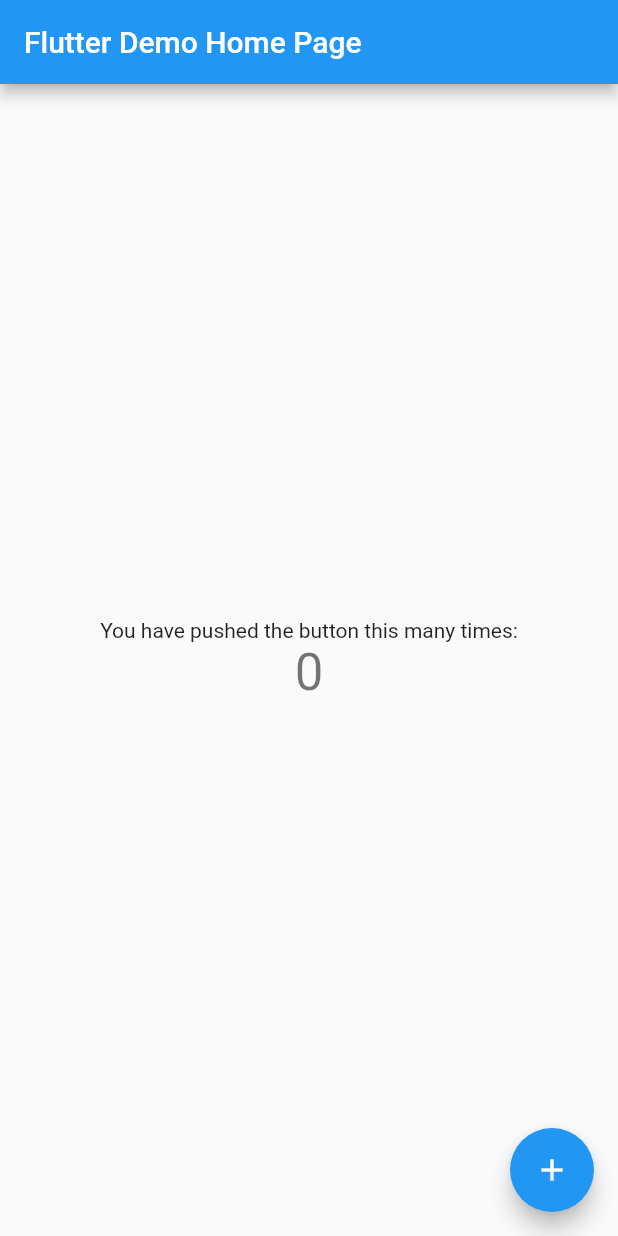
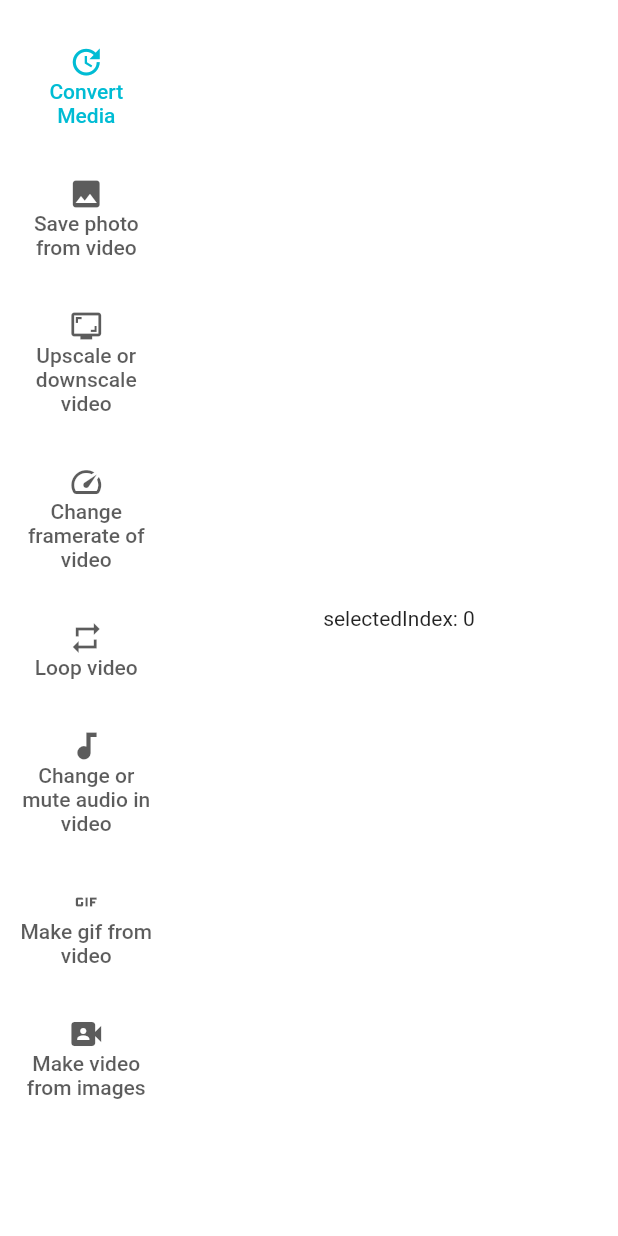
Before and after one commit to aswinmurali-io/osumffmpeg, a Flutter app: the screen it shows after launch, on a phone screen of 412 x 824 dp. Run offline on Flutter 3.47's test engine with Material 2 defaults, Android fonts, the phone set to English and light mode, and no system bars; our stand-ins replace animate_do, flutter_riverpod; missing offline and left inert: desktop_window, flutter_acrylic; project files that could hold a hidden picture were left out.

Commit message:
adds theme logic & cleans code

```diff
--- a/lib/main.dart
+++ b/lib/main.dart
@@ -1,115 +1,124 @@
+// ignore_for_file: prefer_const_constructors
+
+import 'package:animate_do/animate_do.dart';
+import 'package:desktop_window/desktop_window.dart';
 import 'package:flutter/material.dart';
+import 'package:flutter_acrylic/flutter_acrylic.dart';
+import 'package:flutter_riverpod/flutter_riverpod.dart';
+import 'package:osumffmpeg/models/routes.dart';
 
-void main() {
-  runApp(const MyApp());
+import 'models/theme.dart';
+
+void main() async {
+  WidgetsFlutterBinding.ensureInitialized();
+  await Window.initialize();
+  await DesktopWindow.setWindowSize(Size(1000, 700));
+  await Window.setEffect(
+    effect: WindowEffect.mica,
+    color: Colors.transparent,
+    dark: false,
+  );
+
+  runApp(ProviderScope(child: const OsumFfmpeg()));
 }
 
-class MyApp extends StatelessWidget {
-  const MyApp({super.key});
+class OsumMainPage extends ConsumerWidget {
+  const OsumMainPage({super.key});
 
-  // This widget is the root of your application.
   @override
-  Widget build(BuildContext context) {
-    return MaterialApp(
-      title: 'Flutter Demo',
-      theme: ThemeData(
-        // This is the theme of your application.
-        //
-        // Try running your application with "flutter run". You'll see the
-        // application has a blue toolbar. Then, without quitting the app, try
-        // changing the primarySwatch below to Colors.green and then invoke
-        // "hot reload" (press "r" in the console where you ran "flutter run",
-        // or simply save your changes to "hot reload" in a Flutter IDE).
-        // Notice that the counter didn't reset back to zero; the application
-        // is not restarted.
-        primarySwatch: Colors.blue,
+  Widget build(final BuildContext context, final WidgetRef ref) {
+    final routes = ref.watch(routeProvider);
+    final routesNotifier = ref.watch(routeProvider.notifier);
+
+    return Scaffold(
+      body: Row(
+        children: [
+          FutureBuilder(
+            future: routesNotifier.add(),
+            builder: (final context, final snapshot) {
+              const width = 120.0;
+              if (!snapshot.hasData) {
+                return SizedBox(
+                  width: width,
+                  child: Center(
+                    child: CircularProgressIndicator(),
+                  ),
+                );
+              } else {
+                return SizedBox(
+                  width: width,
+                  child: FadeInLeftBig(
+                    duration: const Duration(milliseconds: 200),
+                    // NavigationRail scrollable support.
+                    // NOTE: https://github.com/flutter/flutter/issues/89167
+                    // IntrinsicHeight <- is expensive.
+                    child: LayoutBuilder(
+                      builder: (final context, final constraint) {
+                        return Scrollbar(
+                          child: SingleChildScrollView(
+                            physics: const BouncingScrollPhysics(),
+                            child: ConstrainedBox(
+                              constraints: BoxConstraints(
+                                minHeight: constraint.maxHeight,
+                              ),
+                              child: IntrinsicHeight(
+                                child: Padding(
+                                  padding:
+                                      const EdgeInsets.fromLTRB(5, 5, 10, 5),
+                                  child: ClipRRect(
+                                    borderRadius: BorderRadius.circular(10),
+                                    child: NavigationRail(
+                                      labelType: NavigationRailLabelType.all,
+                                      destinations: [
+                                        for (final route in routes)
+                                          NavigationRailDestination(
+                                            icon: ZoomIn(child: route.icon),
+                                            label: Text(
+                                              route.title,
+                                              textAlign: TextAlign.center,
+                                            ),
+                                          ),
+                                      ],
+                                      selectedIndex: 0,
+                                    ),
+                                  ),
+                                ),
+                              ),
+                            ),
+                          ),
+                        );
+                      },
+                    ),
+                  ),
+                );
+              }
+            },
+          ),
+          // VerticalDivider(thickness: 1, width: 1),
+          Expanded(
+            child: Center(
+              child: Text('selectedIndex: 0'),
+            ),
+          )
+        ],
       ),
-      home: const MyHomePage(title: 'Flutter Demo Home Page'),
     );
   }
 }
 
-class MyHomePage extends StatefulWidget {
-  const MyHomePage({super.key, required this.title});
-
-  // This widget is the home page of your application. It is stateful, meaning
-  // that it has a State object (defined below) that contains fields that affect
-  // how it looks.
-
-  // This class is the configuration for the state. It holds the values (in this
-  // case the title) provided by the parent (in this case the App widget) and
-  // used by the build method of the State. Fields in a Widget subclass are
-  // always marked "final".
-
-  final String title;
+class OsumFfmpeg extends ConsumerWidget {
+  const OsumFfmpeg({super.key});
 
   @override
-  State<MyHomePage> createState() => _MyHomePageState();
-}
+  Widget build(final BuildContext context, final WidgetRef ref) {
+    final themeMode = ref.watch(ThemeState.provider);
 
-class _MyHomePageState extends State<MyHomePage> {
-  int _counter = 0;
-
-  void _incrementCounter() {
-    setState(() {
-      // This call to setState tells the Flutter framework that something has
-      // changed in this State, which causes it to rerun the build method below
-      // so that the display can reflect the updated values. If we changed
-      // _counter without calling setState(), then the build method would not be
-      // called again, and so nothing would appear to happen.
-      _counter++;
-    });
-  }
-
-  @override
-  Widget build(BuildContext context) {
-    // This method is rerun every time setState is called, for instance as done
-    // by the _incrementCounter method above.
-    //
-    // The Flutter framework has been optimized to make rerunning build methods
-    // fast, so that you can just rebuild anything that needs updating rather
-    // than having to individually change instances of widgets.
-    return Scaffold(
-      appBar: AppBar(
-        // Here we take the value from the MyHomePage object that was created by
-        // the App.build method, and use it to set our appbar title.
-        title: Text(widget.title),
-      ),
-      body: Center(
-        // Center is a layout widget. It takes a single child and positions it
-        // in the middle of the parent.
-        child: Column(
-          // Column is also a layout widget. It takes a list of children and
-          // arranges them vertically. By default, it sizes itself to fit its
-          // children horizontally, and tries to be as tall as its parent.
-          //
-          // Invoke "debug painting" (press "p" in the console, choose the
-          // "Toggle Debug Paint" action from the Flutter Inspector in Android
-          // Studio, or the "Toggle Debug Paint" command in Visual Studio Code)
-          // to see the wireframe for each widget.
-          //
-          // Column has various properties to control how it sizes itself and
-          // how it positions its children. Here we use mainAxisAlignment to
-          // center the children vertically; the main axis here is the vertical
-          // axis because Columns are vertical (the cross axis would be
-          // horizontal).
-          mainAxisAlignment: MainAxisAlignment.center,
-          children: <Widget>[
-            const Text(
-              'You have pushed the button this many times:',
-            ),
-            Text(
-              '$_counter',
-              style: Theme.of(context).textTheme.headline4,
-            ),
-          ],
-        ),
-      ),
-      floatingActionButton: FloatingActionButton(
-        onPressed: _incrementCounter,
-        tooltip: 'Increment',
-        child: const Icon(Icons.add),
-      ), // This trailing comma makes auto-formatting nicer for build methods.
+    return MaterialApp(
+      title: 'Osum ffmpeg',
+      theme: ThemeState.lightTheme,
+      darkTheme: ThemeState.darkTheme,
+      themeMode: themeMode,
+      home: OsumMainPage(),
     );
   }
 }
--- /dev/null
+++ b/lib/models/theme.dart
@@ -0,0 +1,34 @@
+import 'package:flutter/material.dart';
+import 'package:flutter_riverpod/flutter_riverpod.dart';
+
+class ThemeState extends StateNotifier<ThemeMode> {
+  ThemeState() : super(ThemeMode.system);
+
+  static final provider =
+      StateNotifierProvider<ThemeState, ThemeMode>((final ref) => ThemeState());
+
+  static ThemeData get lightTheme {
+    return ThemeData(
+      primarySwatch: Colors.cyan,
+      appBarTheme: const AppBarTheme(
+        backgroundColor: Colors.transparent,
+        shadowColor: Colors.transparent,
+      ),
+      scaffoldBackgroundColor: Colors.transparent,
+    );
+  }
+
+  static ThemeData get darkTheme {
+    return ThemeData(
+      scaffoldBackgroundColor: Colors.transparent,
+    );
+  }
+
+  void toggleTheme() {
+    if (state == ThemeMode.dark) {
+      state = ThemeMode.light;
+    } else {
+      state = ThemeMode.dark;
+    }
+  }
+}
```
Also changed, not shown: lib/models/routes.dart (added, +91 -0 lines), lib/routebuilder.dart (added, +30 -0 lines), lib/routes/convert_media.dart (added, +20 -0 lines), pubspec.yaml (+7 -72 lines), 2 other files.
